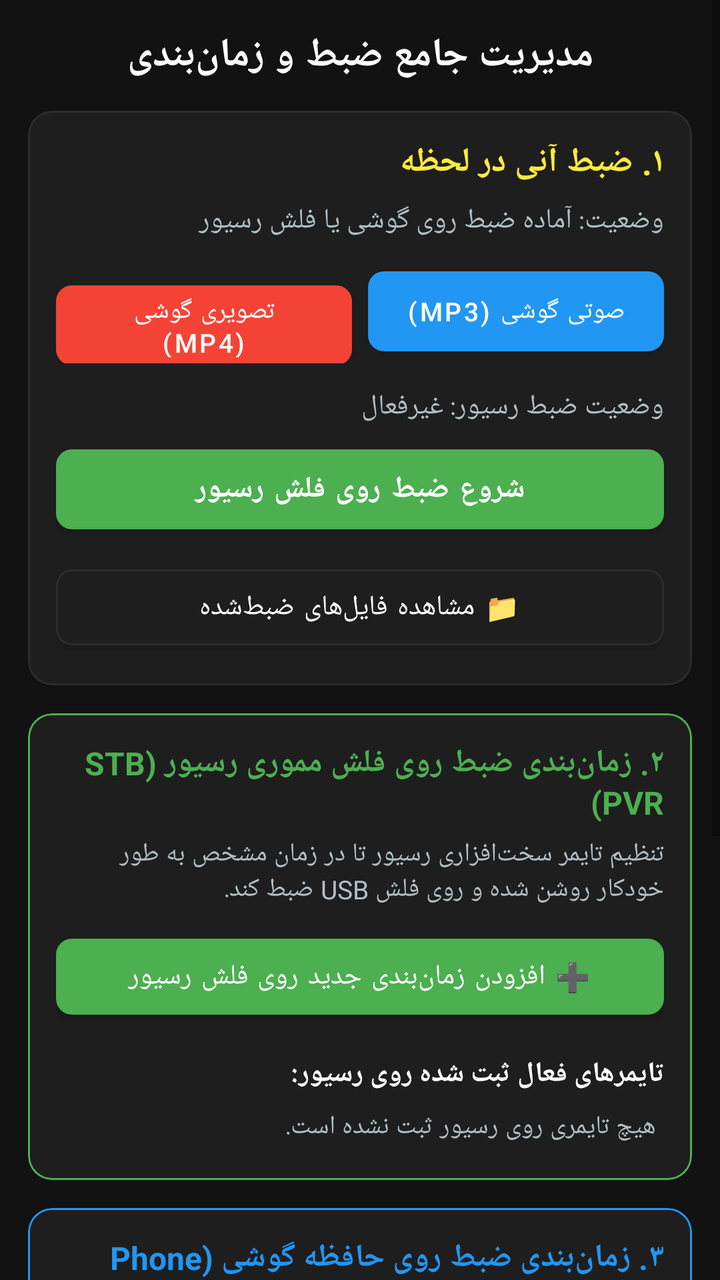
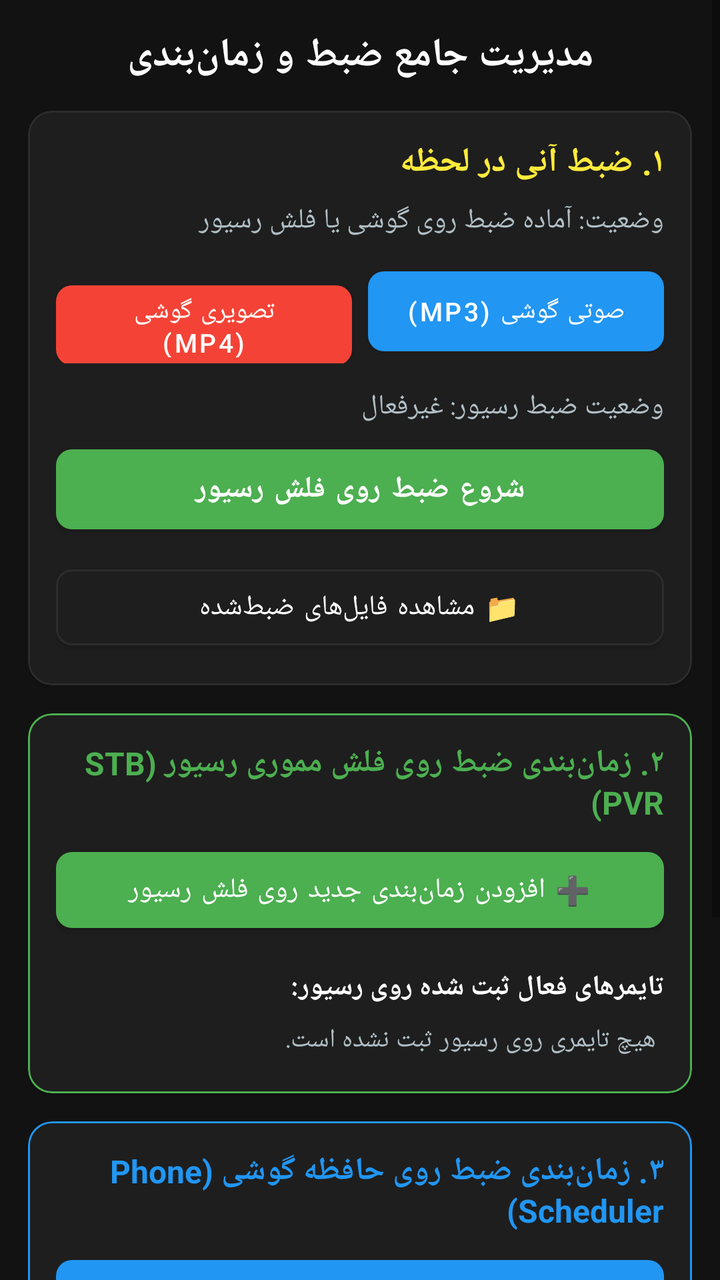

Screens rendered from an Android XML layout before and after an edit, with the pre-edit source and the edit as a unified diff.
<!-- AndroidManifest.xml: application theme Theme.GMScreenAccessible -->
<!-- res/layout/fragment_record.xml -->
<?xml version="1.0" encoding="utf-8"?>
<ScrollView xmlns:android="http://schemas.android.com/apk/res/android"
    xmlns:app="http://schemas.android.com/apk/res-auto"
    android:layout_width="match_parent"
    android:layout_height="match_parent"
    android:background="@color/dark_bg"
    android:fillViewport="true">

    <LinearLayout
        android:layout_width="match_parent"
        android:layout_height="wrap_content"
        android:orientation="vertical"
        android:padding="14dp">

        <TextView
            android:layout_width="match_parent"
            android:layout_height="wrap_content"
            android:text="مدیریت جامع ضبط و زمان‌بندی"
            android:textColor="@color/text_primary"
            android:textSize="20sp"
            android:textStyle="bold"
            android:gravity="center"
            android:layout_marginBottom="14dp" />

        
        <com.google.android.material.card.MaterialCardView
            android:layout_width="match_parent"
            android:layout_height="wrap_content"
            android:layout_marginBottom="14dp"
            app:cardBackgroundColor="@color/card_bg"
            app:cardCornerRadius="12dp"
            app:strokeColor="@color/divider"
            app:strokeWidth="1dp">

            <LinearLayout
                android:layout_width="match_parent"
                android:layout_height="wrap_content"
                android:orientation="vertical"
                android:padding="14dp">

                <TextView
                    android:layout_width="match_parent"
                    android:layout_height="wrap_content"
                    android:text="۱. ضبط آنی در لحظه"
                    android:textColor="@color/accent_yellow"
                    android:textSize="17sp"
                    android:textStyle="bold"
                    android:layout_marginBottom="8dp" />

                <TextView
                    android:id="@+id/txtInstantRecStatus"
                    android:layout_width="match_parent"
                    android:layout_height="wrap_content"
                    android:text="وضعیت: آماده ضبط روی گوشی یا فلش رسیور"
                    android:textColor="@color/text_secondary"
                    android:textSize="14sp"
                    android:layout_marginBottom="10dp" />

                <LinearLayout
                    android:layout_width="match_parent"
                    android:layout_height="wrap_content"
                    android:orientation="horizontal"
                    android:layout_marginBottom="8dp">

                    <com.google.android.material.button.MaterialButton
                        android:id="@+id/btnStartPhoneVideoRec"
                        android:layout_width="0dp"
                        android:layout_height="52dp"
                        android:layout_weight="1"
                        android:layout_marginEnd="4dp"
                        android:text="تصویری گوشی (MP4)"
                        android:textColor="@color/white"
                        android:textSize="13sp"
                        app:backgroundTint="@color/accent_red"
                        app:cornerRadius="8dp" />

                    <com.google.android.material.button.MaterialButton
                        android:id="@+id/btnStartPhoneAudioRec"
                        android:layout_width="0dp"
                        android:layout_height="52dp"
                        android:layout_weight="1"
                        android:layout_marginStart="4dp"
                        android:text="صوتی گوشی (MP3)"
                        android:textColor="@color/white"
                        android:textSize="13sp"
                        app:backgroundTint="@color/primary"
                        app:cornerRadius="8dp" />
                </LinearLayout>

                <com.google.android.material.button.MaterialButton
                    android:id="@+id/btnStopPhoneRec"
                    android:layout_width="match_parent"
                    android:layout_height="50dp"
                    android:text="توقف ضبط گوشی"
                    android:textColor="@color/white"
                    android:textSize="15sp"
                    android:visibility="gone"
                    android:layout_marginBottom="8dp"
                    app:backgroundTint="@color/secondary"
                    app:cornerRadius="8dp" />

                <TextView
                    android:id="@+id/txtStbRecordStatus"
                    android:layout_width="match_parent"
                    android:layout_height="wrap_content"
                    android:text="وضعیت ضبط رسیور: غیرفعال"
                    android:textColor="@color/text_secondary"
                    android:textSize="14sp"
                    android:layout_marginTop="4dp"
                    android:layout_marginBottom="6dp" />

                <com.google.android.material.button.MaterialButton
                    android:id="@+id/btnStbToggleRecord"
                    android:layout_width="match_parent"
                    android:layout_height="52dp"
                    android:text="شروع ضبط روی فلش رسیور"
                    android:contentDescription="شروع یا توقف ضبط کانال روی حافظه فلش متصل به رسیور"
                    android:textColor="@color/white"
                    android:textSize="15sp"
                    android:textStyle="bold"
                    app:backgroundTint="@color/accent_green"
                    app:cornerRadius="8dp" />

                <com.google.android.material.button.MaterialButton
                    android:id="@+id/btnViewRecordings"
                    android:layout_width="match_parent"
                    android:layout_height="50dp"
                    android:text="📁 مشاهده فایل‌های ضبط‌شده"
                    android:contentDescription="مشاهده و مدیریت فایل‌های ضبط شده در حافظه گوشی"
                    android:textColor="@color/text_primary"
                    android:textSize="14sp"
                    android:layout_marginTop="8dp"
                    app:strokeColor="@color/divider"
                    app:strokeWidth="1dp"
                    app:backgroundTint="@color/card_bg"
                    app:cornerRadius="8dp" />
            </LinearLayout>
        </com.google.android.material.card.MaterialCardView>

        
        <com.google.android.material.card.MaterialCardView
            android:layout_width="match_parent"
            android:layout_height="wrap_content"
            android:layout_marginBottom="14dp"
            app:cardBackgroundColor="@color/card_bg"
            app:cardCornerRadius="12dp"
            app:strokeColor="@color/accent_green"
            app:strokeWidth="1dp">

            <LinearLayout
                android:layout_width="match_parent"
                android:layout_height="wrap_content"
                android:orientation="vertical"
                android:padding="14dp">

                <TextView
                    android:layout_width="match_parent"
                    android:layout_height="wrap_content"
                    android:text="۲. زمان‌بندی ضبط روی فلش مموری رسیور (STB PVR)"
                    android:textColor="@color/accent_green"
                    android:textSize="16sp"
                    android:textStyle="bold"
                    android:layout_marginBottom="6dp" />

                <TextView
                    android:layout_width="match_parent"
                    android:layout_height="wrap_content"
                    android:text="تنظیم تایمر سخت‌افزاری رسیور تا در زمان مشخص به طور خودکار روشن شده و روی فلش USB ضبط کند."
                    android:textColor="@color/text_secondary"
                    android:textSize="13sp"
                    android:layout_marginBottom="10dp" />

                <com.google.android.material.button.MaterialButton
                    android:id="@+id/btnAddStbTimer"
                    android:layout_width="match_parent"
                    android:layout_height="50dp"
                    android:text="➕ افزودن زمان‌بندی جدید روی فلش رسیور"
                    android:textColor="@color/white"
                    android:textSize="14sp"
                    android:layout_marginBottom="8dp"
                    app:backgroundTint="@color/accent_green"
                    app:cornerRadius="8dp" />

                <TextView
                    android:layout_width="match_parent"
                    android:layout_height="wrap_content"
                    android:text="تایمرهای فعال ثبت شده روی رسیور:"
                    android:textColor="@color/text_primary"
                    android:textSize="14sp"
                    android:textStyle="bold"
                    android:layout_marginTop="6dp"
                    android:layout_marginBottom="4dp" />

                <LinearLayout
                    android:id="@+id/containerStbTimers"
                    android:layout_width="match_parent"
                    android:layout_height="wrap_content"
                    android:orientation="vertical">

                    <TextView
                        android:id="@+id/txtNoStbTimers"
                        android:layout_width="match_parent"
                        android:layout_height="wrap_content"
                        android:text="هیچ تایمری روی رسیور ثبت نشده است."
                        android:textColor="@color/text_secondary"
                        android:textSize="13sp"
                        android:padding="4dp" />
                </LinearLayout>
            </LinearLayout>
        </com.google.android.material.card.MaterialCardView>

        
        <com.google.android.material.card.MaterialCardView
            android:layout_width="match_parent"
            android:layout_height="wrap_content"
            android:layout_marginBottom="14dp"
            app:cardBackgroundColor="@color/card_bg"
            app:cardCornerRadius="12dp"
            app:strokeColor="@color/primary"
            app:strokeWidth="1dp">

            <LinearLayout
                android:layout_width="match_parent"
                android:layout_height="wrap_content"
                android:orientation="vertical"
                android:padding="14dp">

                <TextView
                    android:layout_width="match_parent"
                    android:layout_height="wrap_content"
                    android:text="۳. زمان‌بندی ضبط روی حافظه گوشی (Phone Scheduler)"
                    android:textColor="@color/primary"
                    android:textSize="16sp"
                    android:textStyle="bold"
                    android:layout_marginBottom="6dp" />

                <TextView
                    android:layout_width="match_parent"
                    android:layout_height="wrap_content"
                    android:text="تنظیم زمان‌بندی هوشمند در گوشی تا در ساعت تعیین شده استریم زنده را به صورت ویدیویی یا صوتی در حافظه ذخیره کند."
                    android:textColor="@color/text_secondary"
                    android:textSize="13sp"
                    android:layout_marginBottom="10dp" />

                <com.google.android.material.button.MaterialButton
                    android:id="@+id/btnAddPhoneTimer"
                    android:layout_width="match_parent"
                    android:layout_height="50dp"
                    android:text="➕ افزودن زمان‌بندی ضبط روی حافظه گوشی"
                    android:textColor="@color/white"
                    android:textSize="14sp"
                    android:layout_marginBottom="8dp"
                    app:backgroundTint="@color/primary"
                    app:cornerRadius="8dp" />

                <TextView
                    android:layout_width="match_parent"
                    android:layout_height="wrap_content"
                    android:text="زمان‌بندی‌های فعال گوشی:"
                    android:textColor="@color/text_primary"
                    android:textSize="14sp"
                    android:textStyle="bold"
                    android:layout_marginTop="6dp"
                    android:layout_marginBottom="4dp" />

                <LinearLayout
                    android:id="@+id/containerPhoneTimers"
                    android:layout_width="match_parent"
                    android:layout_height="wrap_content"
                    android:orientation="vertical">

                    <TextView
                        android:id="@+id/txtNoPhoneTimers"
                        android:layout_width="match_parent"
                        android:layout_height="wrap_content"
                        android:text="هیچ زمان‌بندی فعالی در گوشی تنظیم نشده است."
                        android:textColor="@color/text_secondary"
                        android:textSize="13sp"
                        android:padding="4dp" />
                </LinearLayout>
            </LinearLayout>
        </com.google.android.material.card.MaterialCardView>

        
        <com.google.android.material.card.MaterialCardView
            android:layout_width="match_parent"
            android:layout_height="wrap_content"
            android:layout_marginBottom="14dp"
            app:cardBackgroundColor="@color/card_bg"
            app:cardCornerRadius="12dp"
            app:strokeColor="@color/divider"
            app:strokeWidth="1dp">

            <LinearLayout
                android:layout_width="match_parent"
                android:layout_height="wrap_content"
                android:orientation="vertical"
                android:padding="14dp">

                
                <LinearLayout
                    android:layout_width="match_parent"
                    android:layout_height="wrap_content"
                    android:orientation="horizontal"
                    android:gravity="center_vertical"
                    android:layout_marginBottom="6dp">

                    <TextView
                        android:layout_width="0dp"
                        android:layout_height="wrap_content"
                        android:layout_weight="1"
                        android:text="۴. فایل‌های ضبط‌شده روی فلش مموری رسیور (PVR):"
                        android:textColor="@color/accent_green"
                        android:textSize="15sp"
                        android:textStyle="bold" />

                    <com.google.android.material.button.MaterialButton
                        android:id="@+id/btnRefreshStbPvrFiles"
                        style="@style/Widget.MaterialComponents.Button.TextButton"
                        android:layout_width="wrap_content"
                        android:layout_height="36dp"
                        android:text="بروزرسانی لیست"
                        android:textColor="@color/accent_green"
                        android:textSize="12sp" />
                </LinearLayout>

                <LinearLayout
                    android:id="@+id/containerStbPvrFiles"
                    android:layout_width="match_parent"
                    android:layout_height="wrap_content"
                    android:orientation="vertical">

                    <TextView
                        android:id="@+id/txtNoStbPvrFiles"
                        android:layout_width="match_parent"
                        android:layout_height="wrap_content"
                        android:text="فایلی روی فلش رسیور پیدا نشد یا فلش متصل نیست."
                        android:textColor="@color/text_secondary"
                        android:textSize="13sp"
                        android:padding="4dp" />
                </LinearLayout>
            </LinearLayout>
        </com.google.android.material.card.MaterialCardView>

    </LinearLayout>
</ScrollView>
<!-- resources referenced by this layout -->
<resources>
  <color name="accent_green">#FF4CAF50</color>
  <color name="accent_red">#FFF44336</color>
  <color name="accent_yellow">#FFFFEB3B</color>
  <color name="card_bg">#FF1E1E1E</color>
  <color name="dark_bg">#FF121212</color>
  <color name="divider">#FF2C2C2C</color>
  <color name="primary">#FF2196F3</color>
  <color name="secondary">#FFFF9800</color>
  <color name="text_primary">#FFFFFFFF</color>
  <color name="text_secondary">#FFB0BEC5</color>
  <color name="white">#FFFFFFFF</color>
  <style name="Theme.GMScreenAccessible" parent="Theme.MaterialComponents.DayNight.NoActionBar">
          <item name="colorPrimary">@color/primary</item>
          <item name="colorPrimaryVariant">@color/primary_variant</item>
          <item name="colorOnPrimary">@color/white</item>
          <item name="colorSecondary">@color/secondary</item>
          <item name="android:statusBarColor">@color/dark_bg</item>
          <item name="android:windowBackground">@color/dark_bg</item>
      </style>
  <color name="primary_variant">#FF1976D2</color>
</resources>

<!-- the commit's change to res/layout/fragment_record.xml (unified diff, before → after) -->
@@ -160,15 +160,7 @@
                     android:textColor="@color/accent_green"
                     android:textSize="16sp"
                     android:textStyle="bold"
-                    android:layout_marginBottom="6dp" />
-
-                <TextView
-                    android:layout_width="match_parent"
-                    android:layout_height="wrap_content"
-                    android:text="تنظیم تایمر سخت‌افزاری رسیور تا در زمان مشخص به طور خودکار روشن شده و روی فلش USB ضبط کند."
-                    android:textColor="@color/text_secondary"
-                    android:textSize="13sp"
-                    android:layout_marginBottom="10dp" />
+                    android:layout_marginBottom="8dp" />
 
                 <com.google.android.material.button.MaterialButton
                     android:id="@+id/btnAddStbTimer"
@@ -232,15 +224,7 @@
                     android:textColor="@color/primary"
                     android:textSize="16sp"
                     android:textStyle="bold"
-                    android:layout_marginBottom="6dp" />
-
-                <TextView
-                    android:layout_width="match_parent"
-                    android:layout_height="wrap_content"
-                    android:text="تنظیم زمان‌بندی هوشمند در گوشی تا در ساعت تعیین شده استریم زنده را به صورت ویدیویی یا صوتی در حافظه ذخیره کند."
-                    android:textColor="@color/text_secondary"
-                    android:textSize="13sp"
-                    android:layout_marginBottom="10dp" />
+                    android:layout_marginBottom="8dp" />
 
                 <com.google.android.material.button.MaterialButton
                     android:id="@+id/btnAddPhoneTimer"
